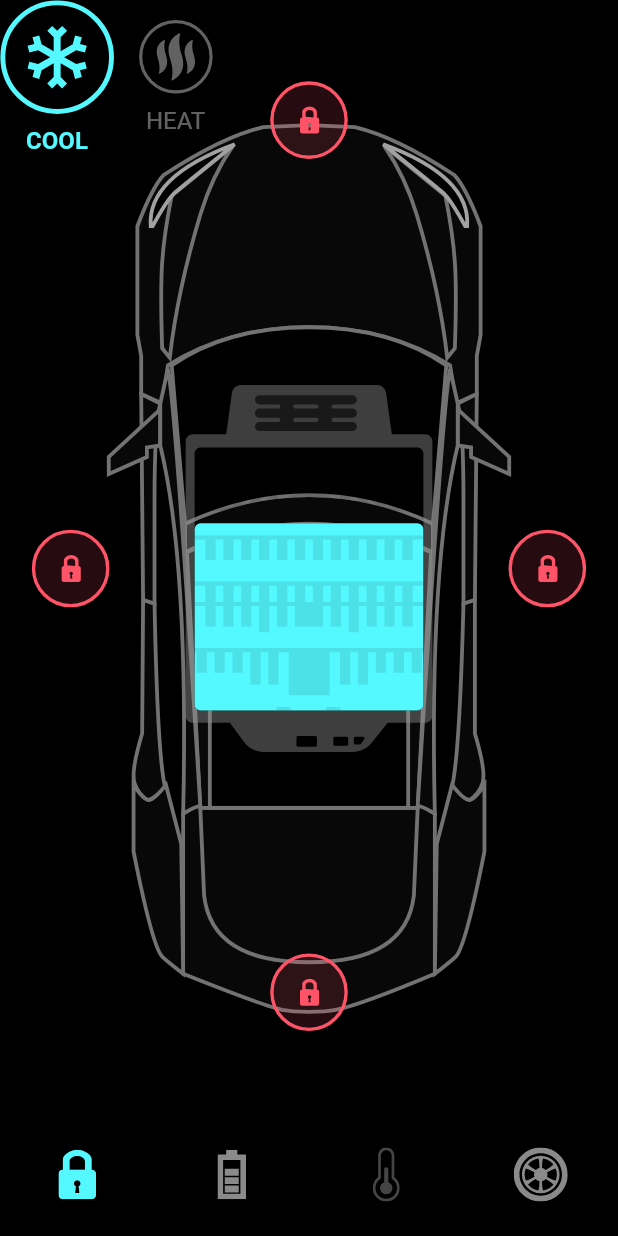
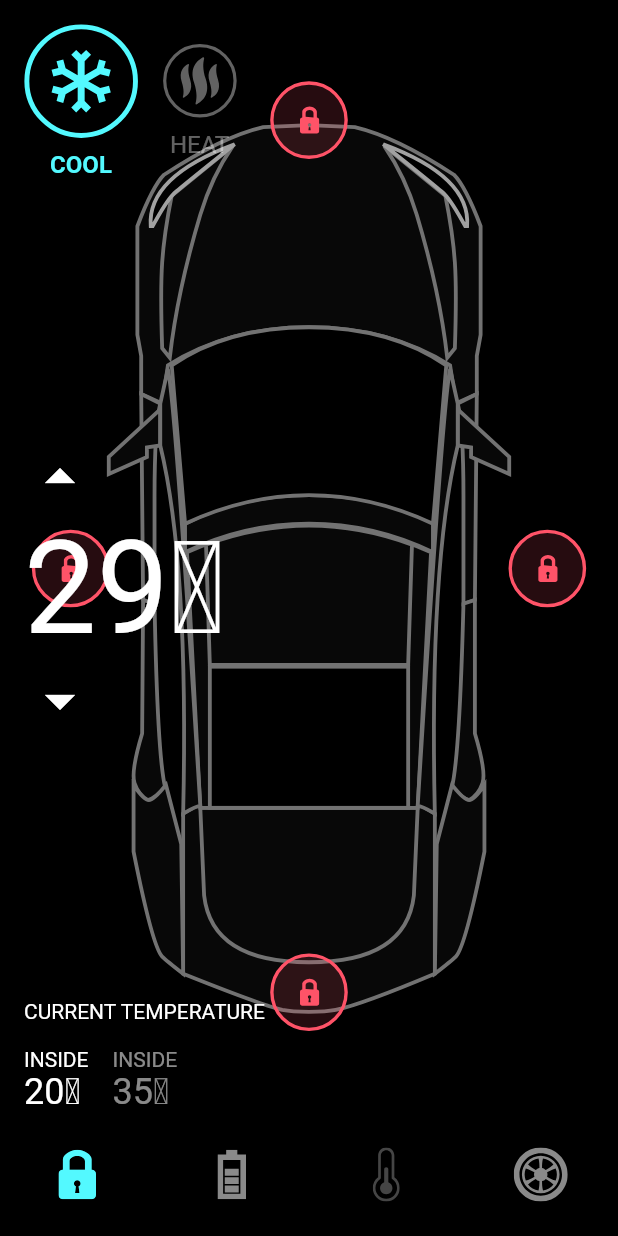
Before and after one commit to mamorucom/flutter_practice_animated_tesla_car, a Flutter app: the screen it shows after launch, on a phone screen of 412 x 824 dp. Run offline on Flutter 3.47's test engine with Material 2 defaults, Android fonts, the light colour scheme and no system bars; our stand-ins replace flutter_svg.

Commit message:
16:40 温度情報実装中

```diff
--- a/lib/screens/home_screen.dart
+++ b/lib/screens/home_screen.dart
@@ -226,8 +226,12 @@ class _HomeScreenState extends State<HomeScreen> with TickerProviderStateMixin {
                     ),
                   ),
                   // Battery
-                  SvgPicture.asset("assets/icons/Battery.svg",
+                  Opacity(
+                    opacity: _animationBattery.value,
+                    child: SvgPicture.asset("assets/icons/Battery.svg",
                         width: constraints.maxWidth * 0.4),
+                  ),
+
                   Positioned(
                     top: 50 * (1 - _animationBatteryStatus.value),
                     height: constraints.maxHeight,
@@ -240,7 +244,32 @@ class _HomeScreenState extends State<HomeScreen> with TickerProviderStateMixin {
                     ),
                   ),
                   // Temp
-                  Column(
+                  TempDetails(controller: _controller),
+                ],
+              );
+            }),
+          ),
+        );
+      },
+    );
+  }
+}
+
+class TempDetails extends StatelessWidget {
+  const TempDetails({
+    Key? key,
+    required HomeController controller,
+  })  : _controller = controller,
+        super(key: key);
+
+  final HomeController _controller;
+
+  @override
+  Widget build(BuildContext context) {
+    return Padding(
+      padding: const EdgeInsets.all(defaultPadding),
+      child: Column(
+        crossAxisAlignment: CrossAxisAlignment.start,
         children: [
           Row(
             children: [
@@ -250,9 +279,7 @@ class _HomeScreenState extends State<HomeScreen> with TickerProviderStateMixin {
                 title: 'Cool',
                 press: _controller.updateCoolSelectedTab,
               ),
-                          const SizedBox(
-                            width: defaultPadding,
-                          ),
+              const SizedBox(width: defaultPadding),
               TempBtn(
                 isActive: !_controller.isCoolSelected,
                 svgSrc: 'assets/icons/heatShape.svg',
@@ -262,14 +289,63 @@ class _HomeScreenState extends State<HomeScreen> with TickerProviderStateMixin {
               ),
             ],
           ),
+          Spacer(),
+          // 温度調整
+          IconButton(
+            // デフォルトのパディングゼロにする
+            padding: EdgeInsets.zero,
+            onPressed: () {},
+            icon: Icon(Icons.arrow_drop_up, size: 48),
+          ),
+          Text(
+            "29" + "\u2103",
+            style: TextStyle(fontSize: 86),
+          ),
+          IconButton(
+            // デフォルトのパディングゼロにする
+            padding: EdgeInsets.zero,
+            onPressed: () {},
+            icon: Icon(Icons.arrow_drop_down, size: 48),
+          ),
+          Spacer(),
+          //
+          Text("CURRENT TEMPERATURE"),
+          const SizedBox(height: defaultPadding),
+          Row(
+            children: [
+              Column(
+                crossAxisAlignment: CrossAxisAlignment.start,
+                children: [
+                  Text(
+                    'Inside'.toUpperCase(),
+                  ),
+                  Text(
+                    "20" + "\u2103",
+                    style: Theme.of(context).textTheme.headline5,
+                  ),
+                ],
+              ),
+              const SizedBox(width: defaultPadding),
+              Column(
+                crossAxisAlignment: CrossAxisAlignment.start,
+                children: [
+                  Text(
+                    'Inside'.toUpperCase(),
+                    style: TextStyle(color: Colors.white54),
+                  ),
+                  Text(
+                    "35" + "\u2103",
+                    style: Theme.of(context)
+                        .textTheme
+                        .headline5!
+                        .copyWith(color: Colors.white54),
+                  ),
                 ],
               ),
             ],
-              );
-            }),
           ),
-        );
-      },
+        ],
+      ),
     );
   }
 }
```
Lines whose indentation alone changed are shown as unchanged.
